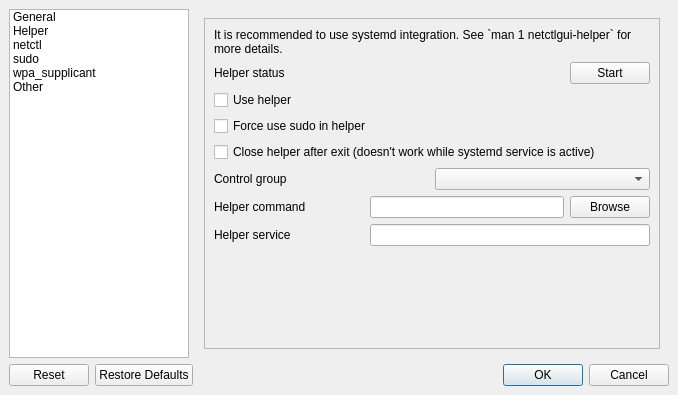
First picture: the form in sources/gui/src/settingswindow.ui, repository arcan1s/netctl-gui, before the edit.
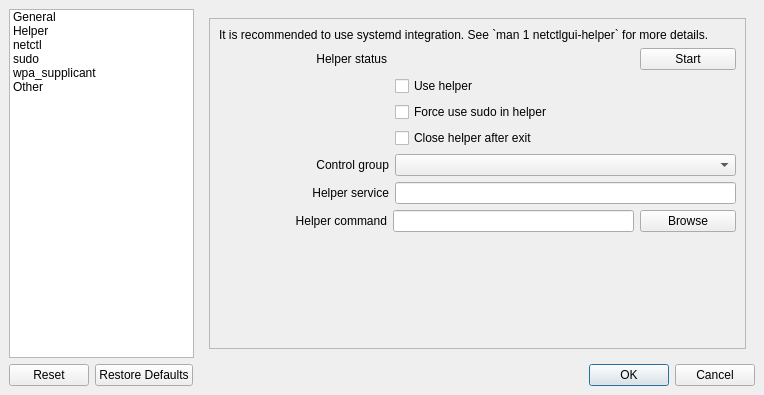
Second picture: the form after the edit. The open tabs and pages were chosen to show the change. Icons and pictures are not drawn.

What changed in the file:
```diff
--- a/sources/gui/src/settingswindow.ui
+++ b/sources/gui/src/settingswindow.ui
@@ -6,7 +6,7 @@
    <rect>
     <x>0</x>
     <y>0</y>
-    <width>678</width>
+    <width>764</width>
     <height>395</height>
    </rect>
   </property>
@@ -19,11 +19,11 @@
      <layout class="QHBoxLayout" name="horizontalLayout">
       <item>
        <widget class="QTreeWidget" name="treeWidget">
-        <property name="maximumSize">
-         <size>
-          <width>180</width>
-          <height>16777215</height>
-         </size>
+        <property name="sizePolicy">
+         <sizepolicy hsizetype="Expanding" vsizetype="Expanding">
+          <horstretch>2</horstretch>
+          <verstretch>0</verstretch>
+         </sizepolicy>
         </property>
         <property name="editTriggers">
          <set>QAbstractItemView::NoEditTriggers</set>
@@ -118,6 +118,12 @@
       </item>
       <item>
        <widget class="QStackedWidget" name="stackedWidget">
+        <property name="sizePolicy">
+         <sizepolicy hsizetype="Preferred" vsizetype="Preferred">
+          <horstretch>6</horstretch>
+          <verstretch>0</verstretch>
+         </sizepolicy>
+        </property>
         <property name="currentIndex">
          <number>0</number>
         </property>
@@ -218,7 +224,7 @@
               <rect>
                <x>0</x>
                <y>0</y>
-               <width>462</width>
+               <width>542</width>
                <height>330</height>
               </rect>
              </property>
@@ -237,6 +243,12 @@
                <layout class="QHBoxLayout" name="layout_status">
                 <item>
                  <widget class="QLabel" name="label_statusText">
+                  <property name="sizePolicy">
+                   <sizepolicy hsizetype="Preferred" vsizetype="Preferred">
+                    <horstretch>7</horstretch>
+                    <verstretch>0</verstretch>
+                   </sizepolicy>
+                  </property>
                   <property name="minimumSize">
                    <size>
                     <width>150</width>
@@ -246,30 +258,29 @@
                   <property name="text">
                    <string>Helper status</string>
                   </property>
+                  <property name="alignment">
+                   <set>Qt::AlignRight|Qt::AlignTrailing|Qt::AlignVCenter</set>
+                  </property>
                  </widget>
                 </item>
-                <item>
-                 <spacer name="spacer_status">
-                  <property name="orientation">
-                   <enum>Qt::Horizontal</enum>
-                  </property>
-                  <property name="sizeHint" stdset="0">
-                   <size>
-                    <width>40</width>
-                    <height>20</height>
-                   </size>
-                  </property>
-                 </spacer>
-                </item>
                 <item>
                  <widget class="QLabel" name="label_status">
-                  <property name="text">
-                   <string/>
+                  <property name="sizePolicy">
+                   <sizepolicy hsizetype="Preferred" vsizetype="Preferred">
+                    <horstretch>10</horstretch>
+                    <verstretch>0</verstretch>
+                   </sizepolicy>
                   </property>
                  </widget>
                 </item>
                 <item>
                  <widget class="QPushButton" name="pushButton_status">
+                  <property name="sizePolicy">
+                   <sizepolicy hsizetype="Minimum" vsizetype="Fixed">
+                    <horstretch>4</horstretch>
+                    <verstretch>0</verstretch>
+                   </sizepolicy>
+                  </property>
                   <property name="text">
                    <string>Start</string>
                   </property>
@@ -283,37 +294,112 @@
                </layout>
               </item>
               <item>
-               <widget class="QCheckBox" name="checkBox_useHelper">
-                <property name="text">
-                 <string>Use helper</string>
-                </property>
-               </widget>
+               <layout class="QHBoxLayout" name="layout_useHelper">
+                <item>
+                 <widget class="QLabel" name="label_useHelper">
+                  <property name="sizePolicy">
+                   <sizepolicy hsizetype="Preferred" vsizetype="Preferred">
+                    <horstretch>7</horstretch>
+                    <verstretch>0</verstretch>
+                   </sizepolicy>
+                  </property>
+                 </widget>
+                </item>
+                <item>
+                 <widget class="QCheckBox" name="checkBox_useHelper">
+                  <property name="sizePolicy">
+                   <sizepolicy hsizetype="Minimum" vsizetype="Fixed">
+                    <horstretch>14</horstretch>
+                    <verstretch>0</verstretch>
+                   </sizepolicy>
+                  </property>
+                  <property name="text">
+                   <string>Use helper</string>
+                  </property>
+                 </widget>
+                </item>
+               </layout>
               </item>
               <item>
-               <widget class="QCheckBox" name="checkBox_forceSudo">
-                <property name="text">
-                 <string>Force use sudo in helper</string>
-                </property>
-               </widget>
+               <layout class="QHBoxLayout" name="layout_forceSudo">
+                <item>
+                 <widget class="QLabel" name="label_forceSudo">
+                  <property name="sizePolicy">
+                   <sizepolicy hsizetype="Preferred" vsizetype="Preferred">
+                    <horstretch>7</horstretch>
+                    <verstretch>0</verstretch>
+                   </sizepolicy>
+                  </property>
+                 </widget>
+                </item>
+                <item>
+                 <widget class="QCheckBox" name="checkBox_forceSudo">
+                  <property name="sizePolicy">
+                   <sizepolicy hsizetype="Minimum" vsizetype="Fixed">
+                    <horstretch>14</horstretch>
+                    <verstretch>0</verstretch>
+                   </sizepolicy>
+                  </property>
+                  <property name="text">
+                   <string>Force use sudo in helper</string>
+                  </property>
+                 </widget>
+                </item>
+               </layout>
               </item>
               <item>
-               <widget class="QCheckBox" name="checkBox_helperClose">
-                <property name="text">
-                 <string>Close helper after exit (doesn't work while systemd service is active)</string>
-                </property>
-               </widget>
+               <layout class="QHBoxLayout" name="layout_helperClose">
+                <item>
+                 <widget class="QLabel" name="label_helperClose">
+                  <property name="sizePolicy">
+                   <sizepolicy hsizetype="Preferred" vsizetype="Preferred">
+                    <horstretch>7</horstretch>
+                    <verstretch>0</verstretch>
+                   </sizepolicy>
+                  </property>
+                 </widget>
+                </item>
+                <item>
+                 <widget class="QCheckBox" name="checkBox_helperClose">
+                  <property name="sizePolicy">
+                   <sizepolicy hsizetype="Minimum" vsizetype="Fixed">
+                    <horstretch>14</horstretch>
+                    <verstretch>0</verstretch>
+                   </sizepolicy>
+                  </property>
+                  <property name="text">
+                   <string>Close helper after exit</string>
+                  </property>
+                 </widget>
+                </item>
+               </layout>
               </item>
               <item>
                <layout class="QHBoxLayout" name="layout_group">
                 <item>
                  <widget class="QLabel" name="label_group">
+                  <property name="sizePolicy">
+                   <sizepolicy hsizetype="Preferred" vsizetype="Preferred">
+                    <horstretch>1</horstretch>
+                    <verstretch>0</verstretch>
+                   </sizepolicy>
+                  </property>
                   <property name="text">
                    <string>Control group</string>
                   </property>
+                  <property name="alignment">
+                   <set>Qt::AlignRight|Qt::AlignTrailing|Qt::AlignVCenter</set>
+                  </property>
                  </widget>
                 </item>
                 <item>
                  <widget class="QComboBox" name="comboBox_group">
+                  <property name="sizePolicy">
+                   <sizepolicy hsizetype="Preferred" vsizetype="Fixed">
+                    <horstretch>2</horstretch>
+                    <verstretch>0</verstretch>
+                   </sizepolicy>
+                  </property>
                   <property name="toolTip">
                    <string>Select a language</string>
                   </property>
@@ -321,50 +407,32 @@
                 </item>
                </layout>
               </item>
-              <item>
-               <layout class="QHBoxLayout" name="layout_helperPath">
-                <item>
-                 <widget class="QLabel" name="label_helperPath">
-                  <property name="minimumSize">
-                   <size>
-                    <width>150</width>
-                    <height>0</height>
-                   </size>
-                  </property>
-                  <property name="text">
-                   <string>Helper command</string>
-                  </property>
-                 </widget>
-                </item>
-                <item>
-                 <widget class="QLineEdit" name="lineEdit_helperPath"/>
-                </item>
-                <item>
-                 <widget class="QPushButton" name="pushButton_helperPath">
-                  <property name="text">
-                   <string>Browse</string>
-                  </property>
-                 </widget>
-                </item>
-               </layout>
-              </item>
               <item>
                <layout class="QHBoxLayout" name="layout_helperService">
                 <item>
                  <widget class="QLabel" name="label_helperService">
-                  <property name="minimumSize">
-                   <size>
-                    <width>150</width>
-                    <height>0</height>
-                   </size>
+                  <property name="sizePolicy">
+                   <sizepolicy hsizetype="Preferred" vsizetype="Preferred">
+                    <horstretch>1</horstretch>
+                    <verstretch>0</verstretch>
+                   </sizepolicy>
                   </property>
                   <property name="text">
                    <string>Helper service</string>
                   </property>
+                  <property name="alignment">
+                   <set>Qt::AlignRight|Qt::AlignTrailing|Qt::AlignVCenter</set>
+                  </property>
                  </widget>
                 </item>
                 <item>
                  <widget class="QLineEdit" name="lineEdit_helperService">
+                  <property name="sizePolicy">
+                   <sizepolicy hsizetype="Expanding" vsizetype="Fixed">
+                    <horstretch>2</horstretch>
+                    <verstretch>0</verstretch>
+                   </sizepolicy>
+                  </property>
                   <property name="toolTip">
                    <string>Name of netctlgui-helper service</string>
                   </property>
@@ -372,6 +440,49 @@
                 </item>
                </layout>
               </item>
+              <item>
+               <layout class="QHBoxLayout" name="layout_helperPath">
+                <item>
+                 <widget class="QLabel" name="label_helperPath">
+                  <property name="sizePolicy">
+                   <sizepolicy hsizetype="Preferred" vsizetype="Preferred">
+                    <horstretch>7</horstretch>
+                    <verstretch>0</verstretch>
+                   </sizepolicy>
+                  </property>
+                  <property name="text">
+                   <string>Helper command</string>
+                  </property>
+                  <property name="alignment">
+                   <set>Qt::AlignRight|Qt::AlignTrailing|Qt::AlignVCenter</set>
+                  </property>
+                 </widget>
+                </item>
+                <item>
+                 <widget class="QLineEdit" name="lineEdit_helperPath">
+                  <property name="sizePolicy">
+                   <sizepolicy hsizetype="Expanding" vsizetype="Fixed">
+                    <horstretch>10</horstretch>
+                    <verstretch>0</verstretch>
+                   </sizepolicy>
+                  </property>
+                 </widget>
+                </item>
+                <item>
+                 <widget class="QPushButton" name="pushButton_helperPath">
+                  <property name="sizePolicy">
+                   <sizepolicy hsizetype="Minimum" vsizetype="Fixed">
+                    <horstretch>4</horstretch>
+                    <verstretch>0</verstretch>
+                   </sizepolicy>
+                  </property>
+                  <property name="text">
+                   <string>Browse</string>
+                  </property>
+                 </widget>
+                </item>
+               </layout>
+              </item>
               <item>
                <spacer name="spacer_helper">
                 <property name="orientation">
```
Left out of the diff: 568 changed lines with no effect on the pictures.
